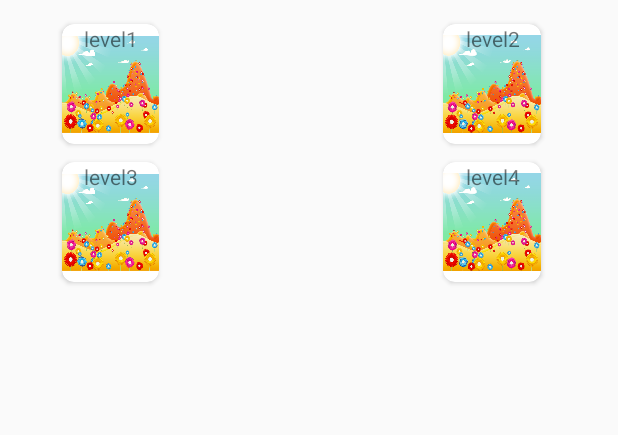
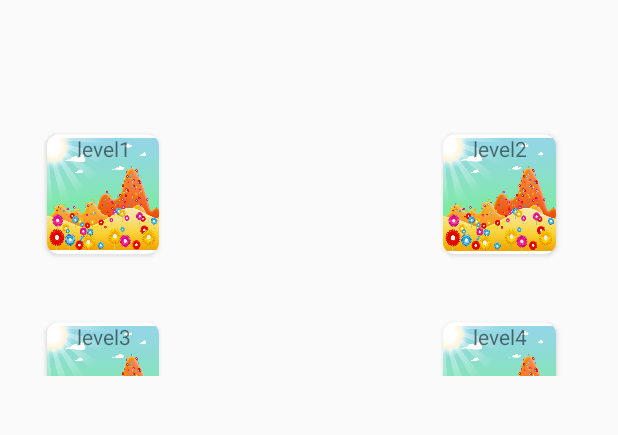
Before and after one commit to nguyenson2012/project_demo_android, an Android app: the screen it shows after launch (HomeActivity), on a phone screen of 412 x 824 dp, the part 84-519 px from its top. Run offline under Robolectric (Android 15) with nearby library versions, the phone set to English and light mode, and no system bars.

Commit message:
add Animation For recyclerview level

```diff
--- a/app/src/main/java/com/example/asus/projectdemo/GridSpacingItemDecoration.java
+++ b/app/src/main/java/com/example/asus/projectdemo/GridSpacingItemDecoration.java
@@ -34,7 +34,9 @@ public class GridSpacingItemDecoration extends RecyclerView.ItemDecoration {
             outRect.bottom = spacing; // item bottom
         } else {
             outRect.left = column * spacing / spanCount+40; // column * ((1f / spanCount) * spacing)
-            outRect.right = spacing - (column + 1) * spacing / spanCount+55; // spacing - (column + 1) * ((1f /    spanCount) * spacing)
+            outRect.right = spacing - (column + 1) * spacing / spanCount+55;
+            outRect.top=50;
+            // spacing - (column + 1) * ((1f /    spanCount) * spacing)
             if (position >= spanCount) {
                 //outRect.top = spacing; // item top
             }
--- a/app/src/main/java/com/example/asus/projectdemo/GridViewLevelAdapter.java
+++ b/app/src/main/java/com/example/asus/projectdemo/GridViewLevelAdapter.java
@@ -5,6 +5,9 @@ import android.support.v7.widget.RecyclerView;
 import android.view.LayoutInflater;
 import android.view.View;
 import android.view.ViewGroup;
+import android.view.animation.Animation;
+import android.view.animation.AnimationUtils;
+
 import java.util.List;
 /**
  * Created by SON on 3/21/2016.
@@ -31,6 +34,8 @@ public class GridViewLevelAdapter extends RecyclerView.Adapter<RecyclerViewHolde
     public void onBindViewHolder(RecyclerViewHolders holder, int position) {
         holder.imageLevel.setImageResource(R.drawable.background_puzzle);
         holder.textViewLevel.setText(levelCardItems.get(position).getLevelTitle());
+        Animation animation= AnimationUtils.loadAnimation(context,R.anim.recycler_level_anim);
+        holder.cardView.startAnimation(animation);
     }
 
     @Override
--- a/app/src/main/java/com/example/asus/projectdemo/HomeActivity.java
+++ b/app/src/main/java/com/example/asus/projectdemo/HomeActivity.java
@@ -35,7 +35,7 @@ public class HomeActivity extends AppCompatActivity implements FragmentDrawer.Fr
     private RecyclerView recyclerViewLevel;
     private ArrayList<LevelCardItem> levelCardItems;
     private GridLayoutManager gridLayoutManager;
-    int spanCount = 2;
+    int column = 2;
     int spacing = 175;
     boolean includeEdge = false;
 
@@ -67,7 +67,7 @@ public class HomeActivity extends AppCompatActivity implements FragmentDrawer.Fr
         recyclerViewLevel.setLayoutManager(gridLayoutManager);
         GridViewLevelAdapter rcAdapter = new GridViewLevelAdapter(HomeActivity.this, levelCardItems);
         recyclerViewLevel.setAdapter(rcAdapter);
-        recyclerViewLevel.addItemDecoration(new GridSpacingItemDecoration(spanCount,spacing,includeEdge));
+        recyclerViewLevel.addItemDecoration(new GridSpacingItemDecoration(column,spacing,includeEdge));
     }
 
     private void setDefaultDataLevel() {
--- a/app/src/main/java/com/example/asus/projectdemo/RecyclerViewHolders.java
+++ b/app/src/main/java/com/example/asus/projectdemo/RecyclerViewHolders.java
@@ -1,5 +1,6 @@
 package com.example.asus.projectdemo;
 
+import android.support.v7.widget.CardView;
 import android.support.v7.widget.RecyclerView;
 import android.view.View;
 import android.widget.ImageView;
@@ -10,12 +11,14 @@ import android.widget.Toast;
  * Created by SON on 3/21/2016.
  */
 public class RecyclerViewHolders extends RecyclerView.ViewHolder implements View.OnClickListener{
+    public CardView cardView;
     public ImageView imageLevel;
     public TextView textViewLevel;
     public RecyclerViewHolders(View itemView) {
         super(itemView);
         imageLevel=(ImageView)itemView.findViewById(R.id.image_level);
         textViewLevel=(TextView)itemView.findViewById(R.id.textview_level);
+        cardView=(CardView)itemView.findViewById(R.id.card_view);
     }
     @Override
     public void onClick(View view) {
--- /dev/null
+++ b/app/src/main/res/anim/recycler_level_anim.xml
@@ -0,0 +1,8 @@
+<?xml version="1.0" encoding="utf-8"?>
+<set xmlns:android="http://schemas.android.com/apk/res/android">
+    <translate
+        android:duration="2000"
+        android:fromYDelta="20%p"
+        android:interpolator="@android:anim/accelerate_decelerate_interpolator"
+        android:toYDelta="0%p" />
+</set>
--- a/app/src/main/res/layout/home_layout.xml
+++ b/app/src/main/res/layout/home_layout.xml
@@ -26,8 +26,7 @@
         <android.support.v7.widget.RecyclerView
             android:id="@+id/recyclerview_level"
             android:layout_width="match_parent"
-            android:layout_height="wrap_content"
-            android:padding="@dimen/recyclerview_level_padding">
+            android:layout_height="wrap_content">
         </android.support.v7.widget.RecyclerView>
 
 
```
